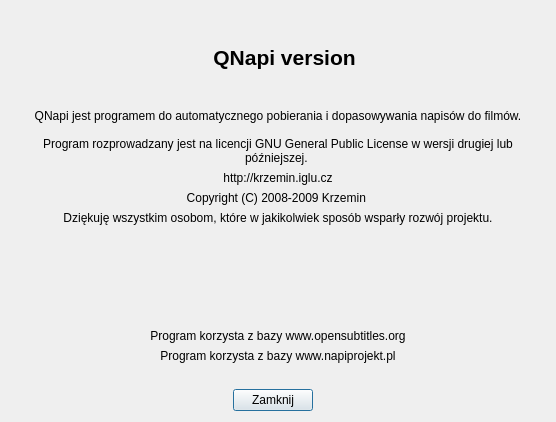
This is ui/frmabout.ui in QNapi/qnapi as Qt 5 draws it before an edit. The edited form follows.
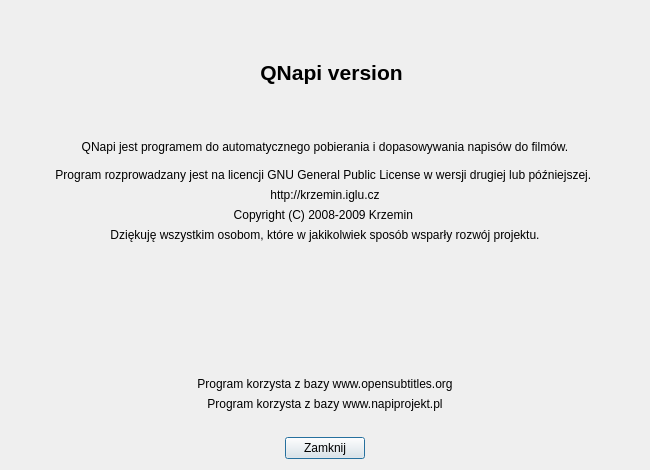
This is the edited form. Icons and pictures are not drawn.

The edit to the form file:
```diff
--- a/ui/frmabout.ui
+++ b/ui/frmabout.ui
@@ -5,8 +5,8 @@
    <rect>
     <x>0</x>
     <y>0</y>
-    <width>556</width>
-    <height>422</height>
+    <width>650</width>
+    <height>470</height>
    </rect>
   </property>
   <property name="windowTitle" >
@@ -33,7 +33,7 @@
         <set>Qt::AlignCenter</set>
        </property>
        <property name="margin" >
-        <number>20</number>
+        <number>15</number>
        </property>
       </widget>
      </item>
```
